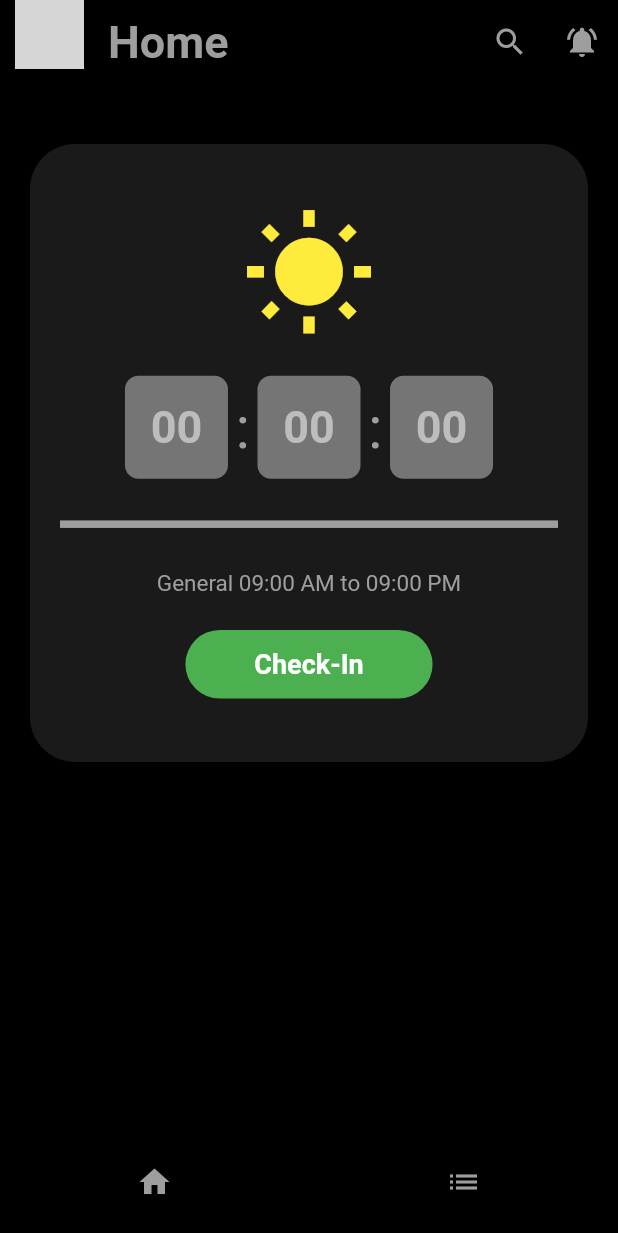
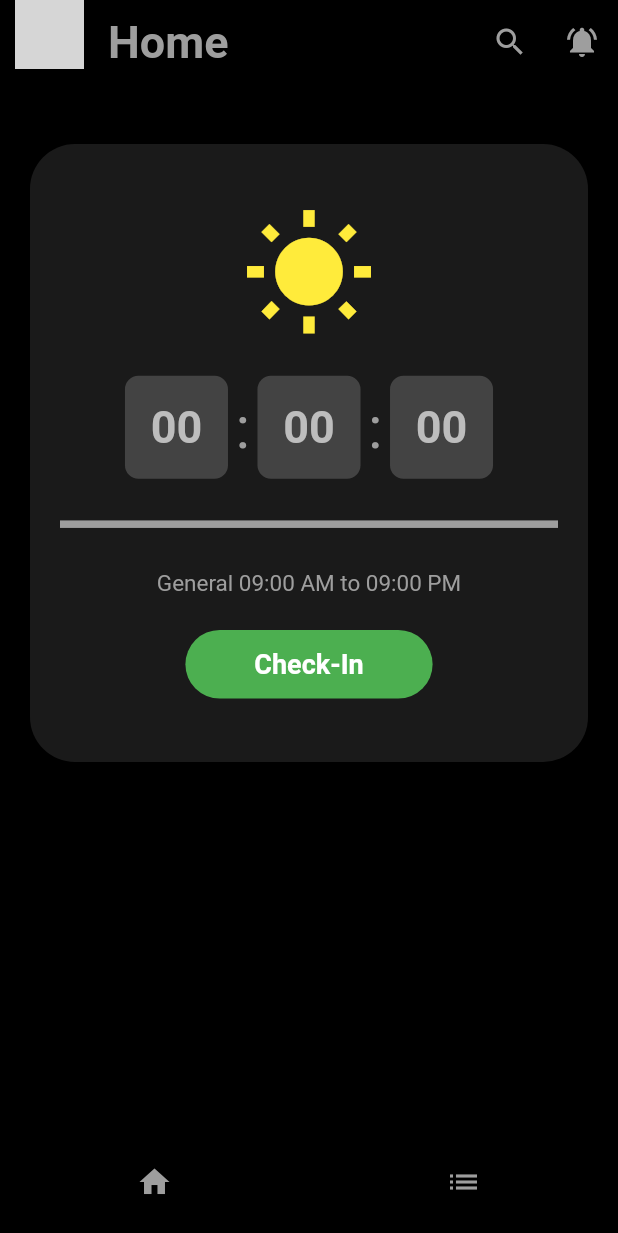
Before and after one commit to naveenmadur/zoho_clone, a Flutter app: the screen it shows after launch, on a phone screen of 412 x 824 dp. Shown: the top 1233 px of the screen. Run offline on Flutter 3.47's test engine with Material 2 defaults, Android fonts, the phone set to English and light mode, and no system bars; network calls fail; grey boxes are pictures that could not be loaded.

Commit message:
completed assignment

```diff
--- a/lib/constants/color_constants.dart
+++ b/lib/constants/color_constants.dart
@@ -1,6 +1,6 @@
 import 'package:flutter/material.dart';
 
-const Color appBarIconColor = Colors.grey;
+const Color greyColor = Colors.grey;
 const Color appBarTextColor = Colors.grey;
 const Color checkInColor = Colors.green;
 Color checkOutColor = Colors.red.shade400;
--- a/lib/constants/constants.dart
+++ b/lib/constants/constants.dart
@@ -8,8 +8,8 @@ const EdgeInsetsGeometry appBarImageMargin = EdgeInsets.only(left: 10, bottom: 1
 const Image appBarImage = Image(fit: BoxFit.fill, image: NetworkImage('https://www.gravatar.com/avatar/205e460b479e2e5b48aec07710c08d50'));
 
 const List<Widget> appBarActionsList = [
-  IconButton(icon: Icon(Icons.search, color: appBarIconColor), onPressed: null,),
-              IconButton(icon: Icon(Icons.notifications_active, color: appBarIconColor,), onPressed: null,)
+  IconButton(icon: Icon(Icons.search, color: greyColor), onPressed: null,),
+              IconButton(icon: Icon(Icons.notifications_active, color: greyColor,), onPressed: null,)
 ];
 
 const List<Widget> bottomNavBarList = [
@@ -17,3 +17,6 @@ const List<Widget> bottomNavBarList = [
   DetailsScreen(),
 ];
 const Icon closeIcon =  Icon(Icons.close,color: iconColor,);
+BorderRadiusGeometry closeButtonBorderRadius = BorderRadius.circular(15);
+
+const Icon sunIcon = Icon(Icons.wb_sunny_sharp,color: Colors.yellow,size: 90,);
--- a/lib/screens/home_page.dart
+++ b/lib/screens/home_page.dart
@@ -44,13 +44,13 @@ class _HomePageState extends State<HomePage> {
             BottomNavigationBarItem(
                 icon: Icon(
                   Icons.home,
-                  color: appBarIconColor,
+                  color: greyColor,
                 ),
                 label: 'Home'),
             BottomNavigationBarItem(
                 icon: Icon(
                   Icons.list,
-                  color: appBarIconColor,
+                  color: greyColor,
                 ),
                 label: 'Details')
           ],
--- a/lib/widgets/starting_widget.dart
+++ b/lib/widgets/starting_widget.dart
@@ -19,7 +19,7 @@ class StartingWidget extends StatelessWidget {
           width: 40,
           height: 40,
           decoration: BoxDecoration(
-            borderRadius: BorderRadius.circular(15),
+            borderRadius: closeButtonBorderRadius,
             color:  containerColor,
           ),
           child: closeIcon,
--- a/lib/widgets/time_container.dart
+++ b/lib/widgets/time_container.dart
@@ -1,4 +1,5 @@
 import 'package:flutter/material.dart';
+import 'package:zoho_clone/constants/color_constants.dart';
 
 class TimeContainer extends StatelessWidget {
   const TimeContainer({Key? key, required this.time}) : super(key: key);
@@ -9,7 +10,7 @@ class TimeContainer extends StatelessWidget {
     return Container(
       decoration: BoxDecoration(
         borderRadius: BorderRadius.circular(9),
-        color: Colors.grey.shade600,
+        color: Color.fromRGBO(67, 67, 67, 1),
       ),
       height: MediaQuery.of(context).size.height / 12,
       width: MediaQuery.of(context).size.width / 6,
--- a/lib/widgets/timer_container.dart
+++ /dev/null
@@ -1 +0,0 @@
-import 'package:flutter/material.dart';
```
